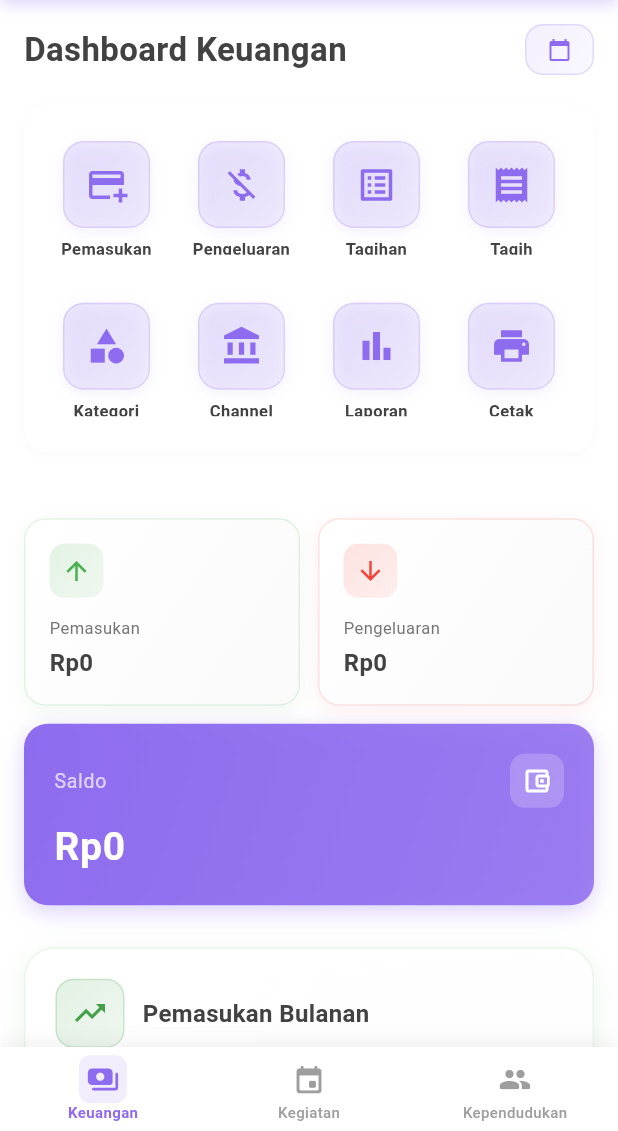
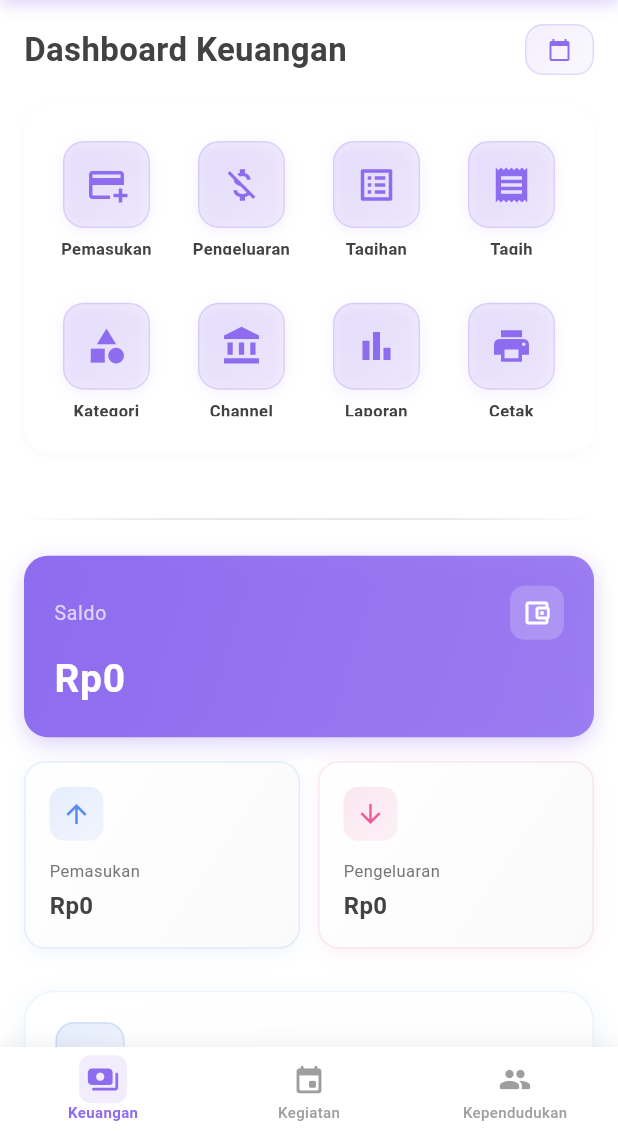
Before and after one commit to nurwahibzy/jawara_pintar_mobile_version, a Flutter app: the _DashboardKeuanganPageContent screen opened directly, on a phone screen of 412 x 824 dp, the part 105-1236 px from its top. Run offline on Flutter 3.47's test engine with Material 3 defaults, Android fonts, the phone set to English and light mode, and no system bars; our stand-ins replace bloc, dartz, equatable, fl_chart, flutter_bloc, flutter_dotenv and 3 more; accounts and stored records are empty; Roboto replaces fonts that are missing (CircularStd, Poppins).

Commit message:
feat(dashboard-keuangan): enhance dashboard UI with modern design elements and color updates

```diff
--- a/lib/features/dashboard-keuangan/presentation/pages/dashboard_keuangan_page.dart
+++ b/lib/features/dashboard-keuangan/presentation/pages/dashboard_keuangan_page.dart
@@ -185,29 +185,20 @@ class _DashboardKeuanganPageContent extends StatelessWidget {
                   const MenuKeuangan(),
                   const SizedBox(height: 24),
 
-                  // Summary Cards - Modern Minimal Design
-                  Row(
-                    children: [
-                      Expanded(
-                        child: _buildMinimalStatCard(
-                          value: summary.getFormattedTotalPemasukan(),
-                          label: 'Pemasukan',
-                          color: Colors.green.shade500,
-                          icon: Icons.arrow_upward,
-                        ),
+                  // Divider
+                  Container(
+                    height: 1,
+                    decoration: BoxDecoration(
+                      gradient: LinearGradient(
+                        colors: [
+                          Colors.transparent,
+                          Colors.grey.withOpacity(0.3),
+                          Colors.transparent,
+                        ],
                       ),
-                      const SizedBox(width: 12),
-                      Expanded(
-                        child: _buildMinimalStatCard(
-                          value: summary.getFormattedTotalPengeluaran(),
-                          label: 'Pengeluaran',
-                          color: Colors.red.shade500,
-                          icon: Icons.arrow_downward,
-                        ),
-                      ),
-                    ],
+                    ),
                   ),
-                  const SizedBox(height: 12),
+                  const SizedBox(height: 24),
 
                   // Saldo Card - Prominent Display
                   Container(
@@ -272,13 +263,37 @@ class _DashboardKeuanganPageContent extends StatelessWidget {
                       ],
                     ),
                   ),
+                  const SizedBox(height: 16),
+
+                  // Summary Cards - Modern Minimal Design
+                  Row(
+                    children: [
+                      Expanded(
+                        child: _buildMinimalStatCard(
+                          value: summary.getFormattedTotalPemasukan(),
+                          label: 'Pemasukan',
+                          color: const Color(0xFF5B8DEE), // Blue-purple
+                          icon: Icons.arrow_upward,
+                        ),
+                      ),
+                      const SizedBox(width: 12),
+                      Expanded(
+                        child: _buildMinimalStatCard(
+                          value: summary.getFormattedTotalPengeluaran(),
+                          label: 'Pengeluaran',
+                          color: const Color(0xFFE85D9A), // Pink-purple
+                          icon: Icons.arrow_downward,
+                        ),
+                      ),
+                    ],
+                  ),
                   const SizedBox(height: 28),
 
                   // Charts Section
                   BarChartCard(
                     title: 'Pemasukan Bulanan',
                     icon: Icons.trending_up,
-                    barColor: Colors.green.shade600,
+                    barColor: const Color(0xFF5B8DEE), // Blue-purple untuk pemasukan
                     data: summary.monthlyPemasukan,
                     labels: const [
                       'Jan', 'Feb', 'Mar', 'Apr', 'Mei', 'Jun',
@@ -290,7 +305,7 @@ class _DashboardKeuanganPageContent extends StatelessWidget {
                   BarChartCard(
                     title: 'Pengeluaran Bulanan',
                     icon: Icons.trending_down,
-                    barColor: Colors.red.shade600,
+                    barColor: const Color(0xFFE85D9A), // Pink-purple untuk pengeluaran
                     data: summary.monthlyPengeluaran,
                     labels: const [
                       'Jan', 'Feb', 'Mar', 'Apr', 'Mei', 'Jun',
@@ -302,6 +317,7 @@ class _DashboardKeuanganPageContent extends StatelessWidget {
                   PieChartCard(
                     title: 'Kategori Pemasukan',
                     icon: Icons.pie_chart_outline,
+                    iconColor: const Color(0xFF5B8DEE), // Blue-purple untuk pemasukan
                     valueFormatter: _formatCurrency,
                     data: summary.kategoriPemasukan.entries.map((entry) {
                       final index =
@@ -318,6 +334,7 @@ class _DashboardKeuanganPageContent extends StatelessWidget {
                   PieChartCard(
                     title: 'Kategori Pengeluaran',
                     icon: Icons.pie_chart_outline,
+                    iconColor: const Color(0xFFE85D9A), // Pink-purple untuk pengeluaran
                     valueFormatter: _formatCurrency,
                     data: summary.kategoriPengeluaran.entries.map((entry) {
                       final index =
@@ -426,24 +443,27 @@ class _DashboardKeuanganPageContent extends StatelessWidget {
   }
 
   Color _getIncomeColor(int index) {
+    // Blue-purple gradient untuk pemasukan (senada dengan theme)
     final colors = [
-      Colors.green.shade500,
-      Colors.green.shade600,
-      Colors.teal.shade500,
-      Colors.teal.shade600,
-      Colors.cyan.shade500,
+      const Color(0xFF5B8DEE), // Blue-purple terang
+      const Color(0xFF4A7FDB), // Blue-purple medium
+      const Color(0xFF6B9EF5), // Light blue-purple
+      const Color(0xFF3D6FC7), // Deep blue-purple
+      const Color(0xFF7BAEF8), // Sky blue-purple
+      const Color(0xFF4E82D9), // Medium blue-purple
     ];
     return colors[index % colors.length];
   }
 
   Color _getExpenseColor(int index) {
+    // Pink-purple gradient untuk pengeluaran (senada dengan theme)
     final colors = [
-      Colors.red.shade500,
-      Colors.red.shade600,
-      Colors.orange.shade500,
-      Colors.orange.shade600,
-      Colors.deepOrange.shade500,
-      Colors.pink.shade500,
+      const Color(0xFFE85D9A), // Pink-purple medium
+      const Color(0xFFD94B87), // Pink-purple deep
+      const Color(0xFFF06FA8), // Light pink-purple
+      const Color(0xFFDB4A86), // Deep pink-purple
+      const Color(0xFFEE79A7), // Soft pink-purple
+      const Color(0xFFE156A0), // Vibrant pink-purple
     ];
     return colors[index % colors.length];
   }
```
Also changed, not shown: lib/widgets/pie_chart_card.dart (+6 -4 lines).
